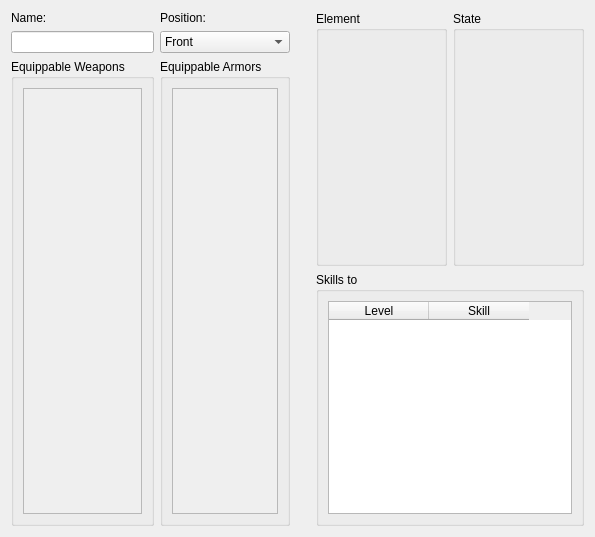
Qt form editors/classes/editclasses.ui (jowin202/YaRXP) before a commit.
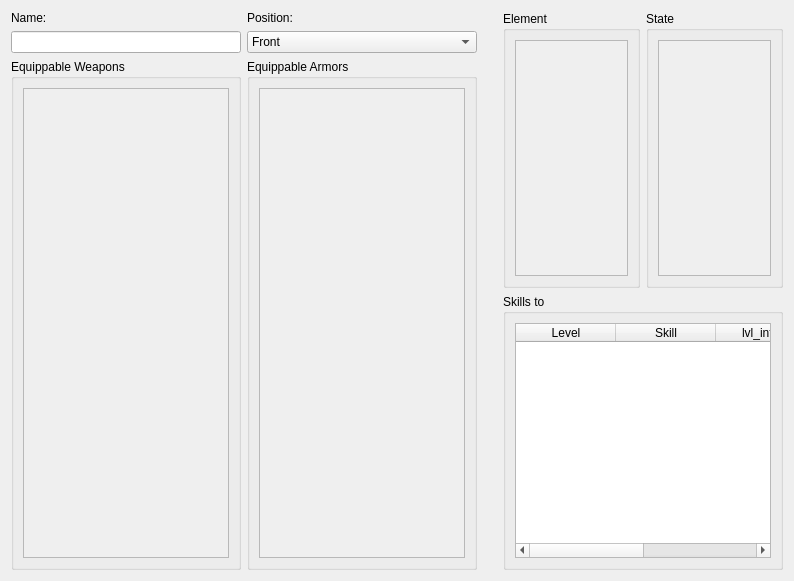
The same form after that commit.

Commit message: Skills Working at editor

Patch:
```diff
--- a/editors/classes/editclasses.ui
+++ b/editors/classes/editclasses.ui
@@ -6,8 +6,8 @@
    <rect>
     <x>0</x>
     <y>0</y>
-    <width>595</width>
-    <height>537</height>
+    <width>794</width>
+    <height>581</height>
    </rect>
   </property>
   <property name="windowTitle">
@@ -24,6 +24,15 @@
        <layout class="QGridLayout" name="gridLayout_3">
         <item row="0" column="0">
          <widget class="QScrollArea" name="scrollArea_2">
+          <property name="minimumSize">
+           <size>
+            <width>200</width>
+            <height>0</height>
+           </size>
+          </property>
+          <property name="styleSheet">
+           <string notr="true"/>
+          </property>
           <property name="widgetResizable">
            <bool>true</bool>
           </property>
@@ -32,8 +41,8 @@
             <rect>
              <x>0</x>
              <y>0</y>
-             <width>116</width>
-             <height>415</height>
+             <width>214</width>
+             <height>459</height>
             </rect>
            </property>
            <layout class="QGridLayout" name="gridLayout_7">
@@ -54,6 +63,30 @@
          <property name="title">
           <string>Element</string>
          </property>
+         <layout class="QGridLayout" name="gridLayout_10">
+          <item row="0" column="0">
+           <widget class="QScrollArea" name="scrollArea_3">
+            <property name="widgetResizable">
+             <bool>true</bool>
+            </property>
+            <widget class="QWidget" name="scrollAreaWidgetContents_3">
+             <property name="geometry">
+              <rect>
+               <x>0</x>
+               <y>0</y>
+               <width>113</width>
+               <height>234</height>
+              </rect>
+             </property>
+             <layout class="QGridLayout" name="gridLayout_12">
+              <item row="0" column="0">
+               <layout class="QGridLayout" name="element_layout"/>
+              </item>
+             </layout>
+            </widget>
+           </widget>
+          </item>
+         </layout>
         </widget>
        </item>
        <item row="0" column="1">
@@ -63,17 +96,26 @@
          </property>
          <layout class="QGridLayout" name="gridLayout_9">
           <item row="0" column="0">
-           <spacer name="verticalSpacer_2">
-            <property name="orientation">
-             <enum>Qt::Vertical</enum>
+           <widget class="QScrollArea" name="scrollArea_4">
+            <property name="widgetResizable">
+             <bool>true</bool>
             </property>
-            <property name="sizeHint" stdset="0">
-             <size>
-              <width>20</width>
-              <height>213</height>
-             </size>
-            </property>
-           </spacer>
+            <widget class="QWidget" name="scrollAreaWidgetContents_4">
+             <property name="geometry">
+              <rect>
+               <x>0</x>
+               <y>0</y>
+               <width>113</width>
+               <height>234</height>
+              </rect>
+             </property>
+             <layout class="QGridLayout" name="gridLayout_13">
+              <item row="0" column="0">
+               <layout class="QGridLayout" name="state_layout"/>
+              </item>
+             </layout>
+            </widget>
+           </widget>
           </item>
          </layout>
         </widget>
@@ -96,6 +138,16 @@
               <string>Skill</string>
              </property>
             </column>
+            <column>
+             <property name="text">
+              <string>lvl_intern</string>
+             </property>
+            </column>
+            <column>
+             <property name="text">
+              <string>skill_intern</string>
+             </property>
+            </column>
            </widget>
           </item>
          </layout>
@@ -111,6 +163,12 @@
        <layout class="QGridLayout" name="gridLayout_2">
         <item row="0" column="0">
          <widget class="QScrollArea" name="scrollArea">
+          <property name="minimumSize">
+           <size>
+            <width>200</width>
+            <height>0</height>
+           </size>
+          </property>
           <property name="widgetResizable">
            <bool>true</bool>
           </property>
@@ -119,8 +177,8 @@
             <rect>
              <x>0</x>
              <y>0</y>
-             <width>127</width>
-             <height>415</height>
+             <width>214</width>
+             <height>459</height>
             </rect>
            </property>
            <layout class="QGridLayout" name="gridLayout_6">
```
Left out of the diff: 18 changed lines with no effect on the pictures. The commit also changes 22 other files.
